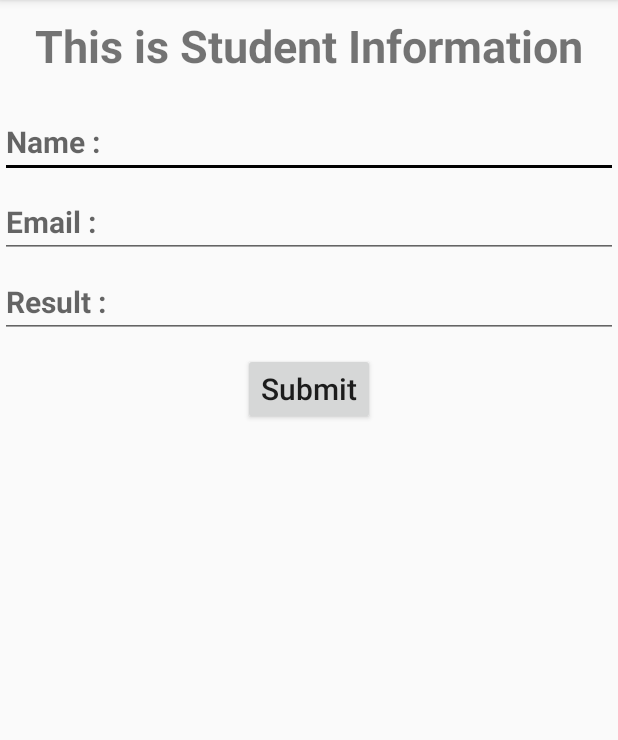
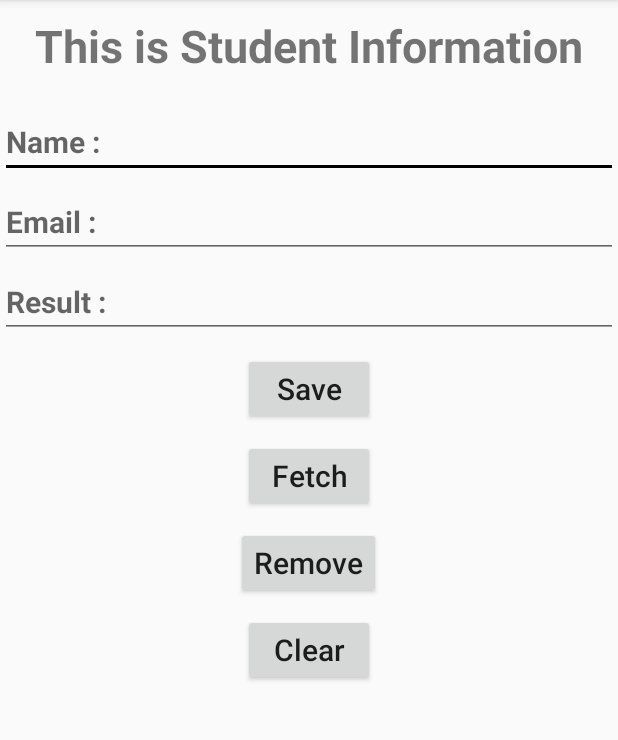
Before and after one commit to ramimhossain12/School-Management-System-Apps, an Android app: the StudentRecordActivity screen opened directly, with no data from a screen before it, on a phone screen of 412 x 824 dp, the part 84-824 px from its top. Run offline under Robolectric (Android 15) with nearby library versions, the phone set to English and light mode, and no system bars.

Commit message:
Bug fixing

```diff
--- a/app/src/main/java/com/example/schoolinformationsystem/StudentRecordActivity.java
+++ b/app/src/main/java/com/example/schoolinformationsystem/StudentRecordActivity.java
@@ -2,41 +2,90 @@ package com.example.schoolinformationsystem;
 
 import androidx.appcompat.app.AppCompatActivity;
 
+import android.content.Context;
+import android.content.SharedPreferences;
 import android.os.Bundle;
 import android.view.View;
 import android.widget.Button;
 import android.widget.EditText;
 import android.widget.TextView;
 
-public class StudentRecordActivity extends AppCompatActivity  implements View.OnClickListener {
+public class StudentRecordActivity extends AppCompatActivity   {
 
     private EditText name,email,pass;
-    private Button button;
+    private Button save,fetch,remove,clear;
     private TextView textView;
 
+    String Name = "Name Key"; String Email = "Email Key"; String Result = "Result Key";
+
+    SharedPreferences sp;
+    SharedPreferences.Editor ed;
+
+
+
     @Override
-    protected void onCreate(Bundle savedInstanceState) {
+    protected void onCreate(final Bundle savedInstanceState) {
         super.onCreate(savedInstanceState);
         setContentView(R.layout.activity_student_record);
 
         name = findViewById(R.id.nameID);
         email = findViewById(R.id.emailID);
         pass = findViewById(R.id.passID);
-        button= findViewById(R.id.btnID);
+        save= findViewById(R.id.btnID);
+        fetch = findViewById(R.id.fetchID);
+        remove = findViewById(R.id.removeID);
+        clear = findViewById(R.id.clearID);
         textView = findViewById(R.id.ttID);
-        button.setOnClickListener(this);
+
+
+
+        sp = getSharedPreferences("Sasasushiq", Context.MODE_PRIVATE);
+
+        save.setOnClickListener(new View.OnClickListener() {
+            @Override
+            public void onClick(View v) {
+
+                ed = sp.edit();
+                ed.putString(Name, name.getText().toString());
+                ed.putString(Email, email.getText().toString());
+                ed.putString(Result, pass.getText().toString());
+                ed.apply();
+            }
+        });
+
+        fetch.setOnClickListener(new View.OnClickListener() {
+            @Override
+            public void onClick(View v) {
+                if (sp.contains(Name))
+                    name.setText(sp.getString(Name, ""));
+                if (sp.contains(Email))
+                    email.setText(sp.getString(Email, ""));
+                if (sp.contains(Result))
+                    pass.setText(sp.getString(Result ,""));
+
+            }
+        });
+
+        clear.setOnClickListener(new View.OnClickListener() {
+            @Override
+            public void onClick(View v) {
+                name.setText("");
+                email.setText("");
+                pass.setText("");
+            }
+        });
+
+        remove.setOnClickListener(new View.OnClickListener() {
+            @Override
+            public void onClick(View v) {
+                ed.remove(Name);
+                ed.remove(Email);
+                ed.remove(Result);
+                ed.apply();
+            }
+        });
 
     }
 
-    @Override
-    public void onClick(View v) {
-        String name1 = name.getText().toString();
-        String email1 = email.getText().toString();
-        String pass1 = pass.getText().toString();
 
-        if (v.getId()==R.id.btnID){
-
-            textView.setText("Name: "+name1+"\nEmail: "+email1+"\nResult: "+pass1);
-        }
-    }
 }
--- a/app/src/main/res/layout/activity_student_record.xml
+++ b/app/src/main/res/layout/activity_student_record.xml
@@ -55,11 +55,47 @@
     <Button
         android:layout_width="wrap_content"
         android:layout_height="wrap_content"
-        android:text="Submit"
+        android:text="Save"
         android:textSize="20sp"
         android:layout_gravity="center"
         android:layout_marginTop="10dp"
         android:id="@+id/btnID"
+        android:textAllCaps="false"
+
+        />
+
+    <Button
+        android:layout_width="wrap_content"
+        android:layout_height="wrap_content"
+        android:text="Fetch"
+        android:textSize="20sp"
+        android:layout_gravity="center"
+        android:layout_marginTop="10dp"
+       android:id="@+id/fetchID"
+        android:textAllCaps="false"
+
+        />
+
+    <Button
+        android:layout_width="wrap_content"
+        android:layout_height="wrap_content"
+        android:text="Remove"
+        android:textSize="20sp"
+        android:layout_gravity="center"
+        android:layout_marginTop="10dp"
+        android:id="@+id/removeID"
+        android:textAllCaps="false"
+
+        />
+
+    <Button
+        android:layout_width="wrap_content"
+        android:layout_height="wrap_content"
+        android:text="Clear"
+        android:textSize="20sp"
+        android:layout_gravity="center"
+        android:layout_marginTop="10dp"
+        android:id="@+id/clearID"
         android:textAllCaps="false"
 
         />
```
